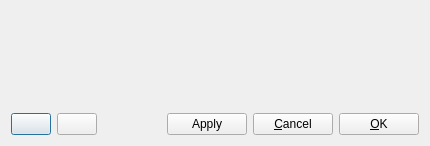
The window that Qt/Components/Resources/UI/pqProxyWidgetDialog.ui (Kitware/ParaView) describes before a commit, drawn with Qt 5.
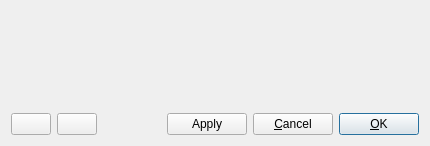
The same window after the commit. Icons and pictures are not drawn.

Commit message: Fix pqProxyWidgetDialog to activate OK button when enter is pressed

Diff of the .ui file:
```diff
--- a/Qt/Components/Resources/UI/pqProxyWidgetDialog.ui
+++ b/Qt/Components/Resources/UI/pqProxyWidgetDialog.ui
@@ -132,6 +132,9 @@
         <property name="text">
          <string>&amp;OK</string>
         </property>
+        <property name="default">
+         <bool>true</bool>
+        </property>
        </widget>
       </item>
      </layout>
```
